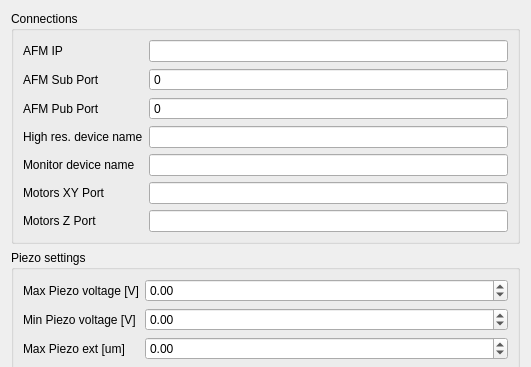
Old version of the form GUIs/hwConfig_dialog.ui in the repository elandini/CoMPlEx; both pictures show x 0 to 531 and y 0 to 367 of the 531 by 696 pixel window.
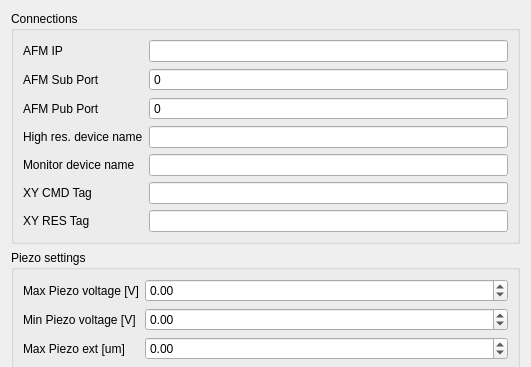
New version of the form.

```diff
--- a/GUIs/hwConfig_dialog.ui
+++ b/GUIs/hwConfig_dialog.ui
@@ -90,7 +90,7 @@
       <item row="5" column="0">
        <widget class="QLabel" name="label_3">
         <property name="text">
-         <string>Motors XY Port</string>
+         <string>XY CMD Tag</string>
         </property>
        </widget>
       </item>
@@ -100,7 +100,7 @@
       <item row="6" column="0">
        <widget class="QLabel" name="label_4">
         <property name="text">
-         <string>Motors Z Port</string>
+         <string>XY RES Tag</string>
         </property>
        </widget>
       </item>
```
Left out of the diff: 4 changed lines with no effect on the pictures.
